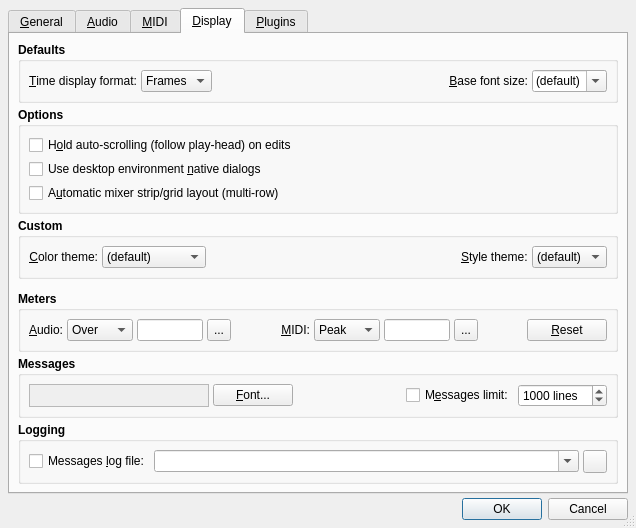
rncbc/qtractor, file src/qtractorOptionsForm.ui: the form before one commit.
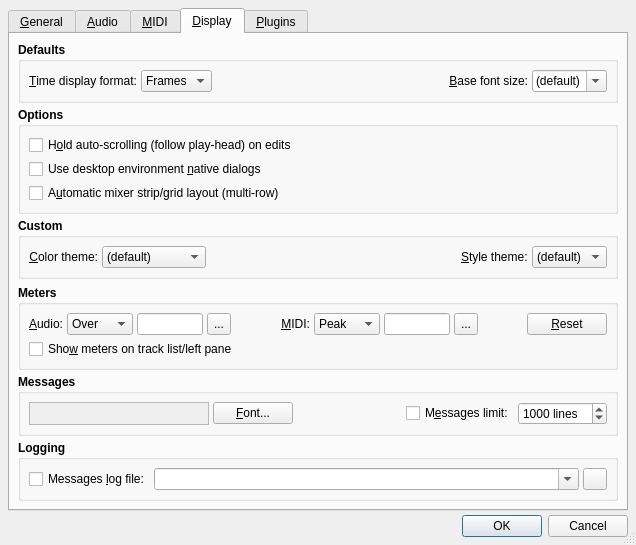
The form after the commit. The open tabs and pages were chosen to show the change. Icons and pictures are not drawn. Custom widgets are drawn as their Qt base class.

Commit message: - [meterx] Track-list meters as an user preference option.

Patch:
```diff
--- a/src/qtractorOptionsForm.ui
+++ b/src/qtractorOptionsForm.ui
@@ -2589,8 +2589,8 @@
          <property name="flat">
           <bool>true</bool>
          </property>
-         <layout class="QHBoxLayout">
-          <item>
+         <layout class="QGridLayout">
+          <item row="0" column="0">
            <widget class="QLabel" name="AudioMeterLevelTextLabel">
             <property name="font">
              <font>
@@ -2606,7 +2606,7 @@
             </property>
            </widget>
           </item>
-          <item>
+          <item row="0" column="1">
            <widget class="QComboBox" name="AudioMeterLevelComboBox">
             <property name="minimumSize">
              <size>
@@ -2650,7 +2650,7 @@
             </item>
            </widget>
           </item>
-          <item>
+          <item row="0" column="2">
            <widget class="QLineEdit" name="AudioMeterColorLineEdit">
             <property name="maximumSize">
              <size>
@@ -2669,7 +2669,7 @@
             </property>
            </widget>
           </item>
-          <item>
+          <item row="0" column="3">
            <widget class="QToolButton" name="AudioMeterColorToolButton">
             <property name="minimumSize">
              <size>
@@ -2703,7 +2703,7 @@
             </property>
            </widget>
           </item>
-          <item>
+          <item row="0" column="4">
            <spacer>
             <property name="orientation">
              <enum>Qt::Horizontal</enum>
@@ -2716,7 +2716,7 @@
             </property>
            </spacer>
           </item>
-          <item>
+          <item row="0" column="5">
            <widget class="QLabel" name="MidiMeterLevelTextLabel">
             <property name="font">
              <font>
@@ -2735,7 +2735,7 @@
             </property>
            </widget>
           </item>
-          <item>
+          <item row="0" column="6">
            <widget class="QComboBox" name="MidiMeterLevelComboBox">
             <property name="minimumSize">
              <size>
@@ -2764,7 +2764,7 @@
             </item>
            </widget>
           </item>
-          <item>
+          <item row="0" column="7">
            <widget class="QLineEdit" name="MidiMeterColorLineEdit">
             <property name="maximumSize">
              <size>
@@ -2783,7 +2783,7 @@
             </property>
            </widget>
           </item>
-          <item>
+          <item row="0" column="8">
            <widget class="QToolButton" name="MidiMeterColorToolButton">
             <property name="minimumSize">
              <size>
@@ -2817,7 +2817,7 @@
             </property>
            </widget>
           </item>
-          <item>
+          <item row="0" column="9">
            <spacer>
             <property name="orientation">
              <enum>Qt::Horizontal</enum>
@@ -2830,7 +2830,7 @@
             </property>
            </spacer>
           </item>
-          <item>
+          <item row="0" column="10">
            <widget class="QPushButton" name="ResetMeterColorsPushButton">
             <property name="font">
              <font>
@@ -2849,6 +2849,22 @@
             </property>
            </widget>
           </item>
+          <item row="1" column="0" colspan="11">
+           <widget class="QCheckBox" name="TrackListMetersCheckBox">
+            <property name="font">
+             <font>
+              <weight>50</weight>
+              <bold>false</bold>
+             </font>
+            </property>
+            <property name="toolTip">
+             <string>Whether to show meters on track list/left pane</string>
+            </property>
+            <property name="text">
+             <string>Sho&amp;w meters on track list/left pane</string>
+            </property>
+           </widget>
+          </item>
          </layout>
         </widget>
        </item>
```
The commit also changes 6 other files.
